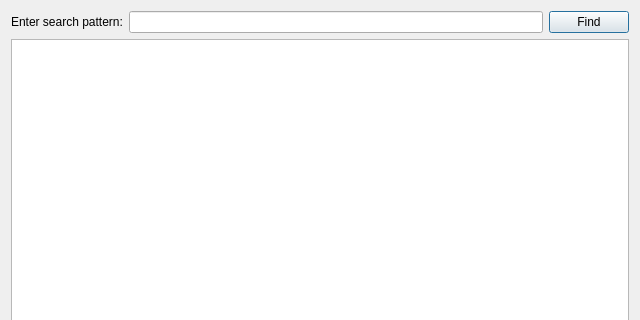
pylipp/financeager, file src/gui/ui/searchdialog.ui: the form before one commit; both pictures show x 0 to 640 and y 0 to 320 of the 640 by 480 pixel window.
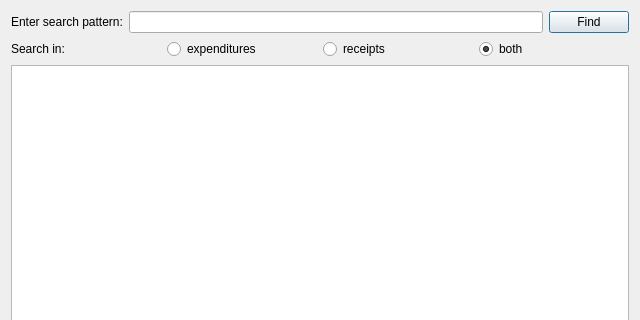
The form after the commit.

Commit message: Added radiobuttons to SearchDialog to make user choose if the pattern is looked up in the expenditures or receipts or both.

The edit to the form file:
```diff
--- a/src/gui/ui/searchdialog.ui
+++ b/src/gui/ui/searchdialog.ui
@@ -38,6 +38,41 @@
      </item>
     </layout>
    </item>
+   <item>
+    <layout class="QHBoxLayout" name="horizontalLayout_2">
+     <item>
+      <widget class="QLabel" name="label_2">
+       <property name="text">
+        <string>Search in:</string>
+       </property>
+      </widget>
+     </item>
+     <item>
+      <widget class="QRadioButton" name="expendituresButton">
+       <property name="text">
+        <string>expenditures</string>
+       </property>
+      </widget>
+     </item>
+     <item>
+      <widget class="QRadioButton" name="receiptsButton">
+       <property name="text">
+        <string>receipts</string>
+       </property>
+      </widget>
+     </item>
+     <item>
+      <widget class="QRadioButton" name="bothButton">
+       <property name="text">
+        <string>both</string>
+       </property>
+       <property name="checked">
+        <bool>true</bool>
+       </property>
+      </widget>
+     </item>
+    </layout>
+   </item>
    <item>
     <widget class="QTableView" name="tableView">
      <property name="alternatingRowColors">
```
The commit also changes 1 other file.
